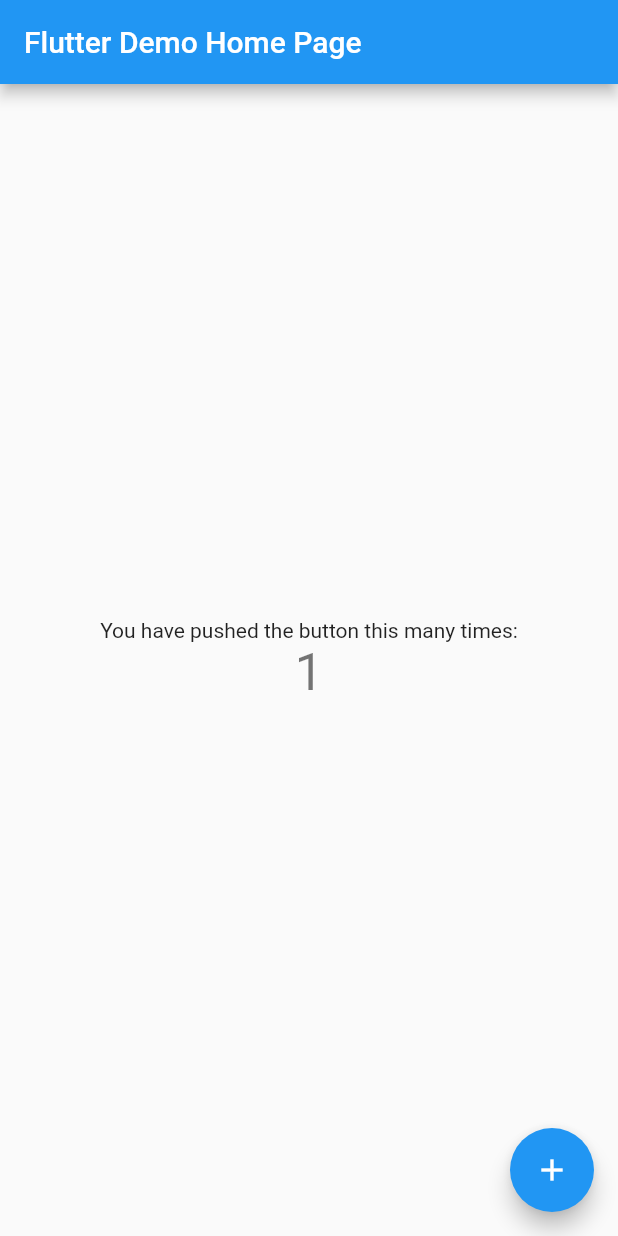
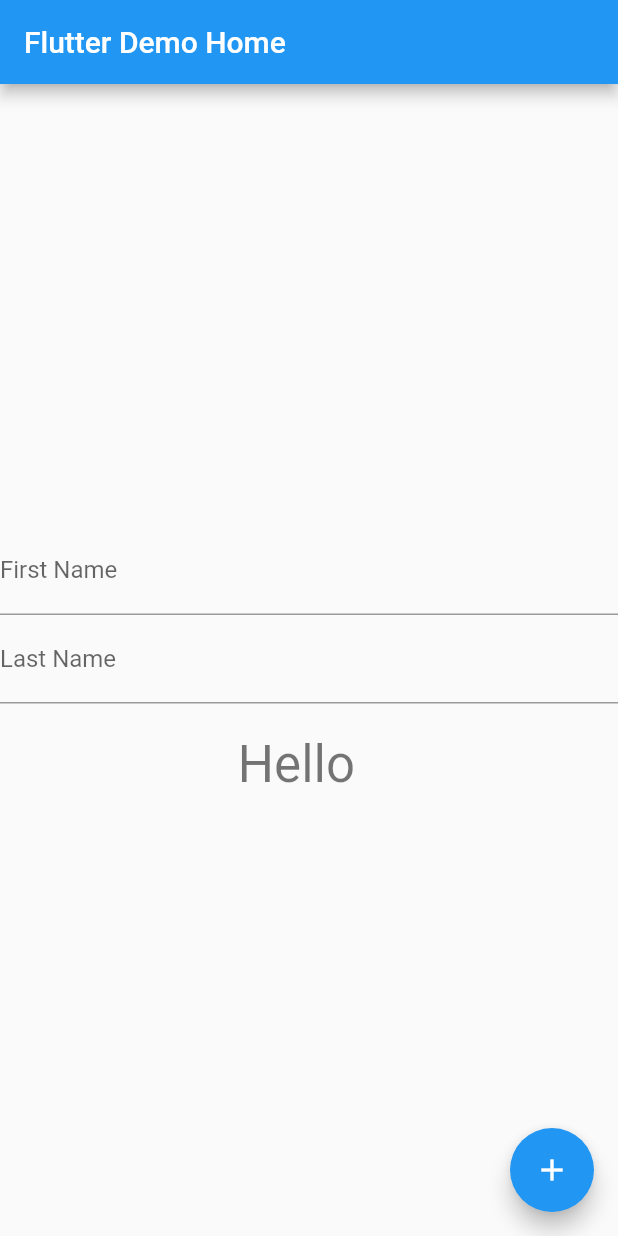
Before and after one commit to SiGMobileUIUC/WeeklyAssignments, a Flutter app: the screen it shows after launch, after a tap on the "add" icon, on a phone screen of 412 x 824 dp. Run offline on Flutter 3.47's test engine with Material 2 defaults, Android fonts, the phone set to English and light mode, and no system bars.

Commit message:
Assignment 2 Completed

```diff
--- a/weekly_assignment_2/lib/main.dart
+++ b/weekly_assignment_2/lib/main.dart
@@ -24,7 +24,7 @@
         // is not restarted.
         primarySwatch: Colors.blue,
       ),
-      home: const MyHomePage(title: 'Flutter Demo Home Page'),
+      home: const MyHomePage(title: 'Flutter Demo Home'),
     );
   }
 }
@@ -48,16 +48,13 @@
 }
 
 class _MyHomePageState extends State<MyHomePage> {
-  int _counter = 0;
+  String _greetingMessage = '';
+  final TextEditingController _firstName = TextEditingController();
+  final TextEditingController _lastName = TextEditingController();
 
-  void _incrementCounter() {
+  void greetUser() {
     setState(() {
-      // This call to setState tells the Flutter framework that something has
-      // changed in this State, which causes it to rerun the build method below
-      // so that the display can reflect the updated values. If we changed
-      // _counter without calling setState(), then the build method would not be
-      // called again, and so nothing would appear to happen.
-      _counter++;
+      _greetingMessage = 'Hello ${_firstName.text} ${_lastName.text}';
     });
   }
 
@@ -95,21 +92,38 @@
           // horizontal).
           mainAxisAlignment: MainAxisAlignment.center,
           children: <Widget>[
-            const Text(
-              'You have pushed the button this many times:',
+            TextField(
+              controller: _firstName,
+              decoration: InputDecoration(
+                labelText: 'First Name',
+              ),
             ),
+            TextField(
+              controller: _lastName,
+              decoration: InputDecoration(
+                labelText: 'Last Name',
+              ),
+            ),
+            SizedBox(height: 20), // Give some space
             Text(
-              '$_counter',
+              _greetingMessage,
               style: Theme.of(context).textTheme.headline4,
             ),
           ],
         ),
       ),
       floatingActionButton: FloatingActionButton(
-        onPressed: _incrementCounter,
+        onPressed: greetUser,
         tooltip: 'Increment',
         child: const Icon(Icons.add),
       ), // This trailing comma makes auto-formatting nicer for build methods.
     );
   }
+
+  @override
+  void dispose() {
+    _firstName.dispose();
+    _lastName.dispose();
+    super.dispose();
+  }
 }
```
Also changed, not shown: weekly_assignment_2/pubspec.lock, 1 other file.
